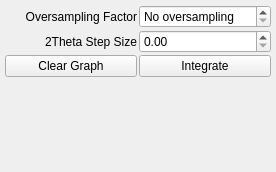
Qt form source/qxrdintegratordialog.ui (guyjennings/qxrd) before a commit.
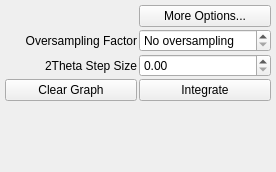
The same form after that commit. Custom widgets are drawn as their Qt base class.

Commit message: Added 'More Options...' buttons to various tool palettes

Diff of the .ui file:
```diff
--- a/source/qxrdintegratordialog.ui
+++ b/source/qxrdintegratordialog.ui
@@ -27,14 +27,14 @@
     <property name="spacing">
      <number>2</number>
     </property>
-    <item row="2" column="1">
+    <item row="3" column="1">
      <widget class="QPushButton" name="m_IntegrateButton">
       <property name="text">
        <string>Integrate</string>
       </property>
      </widget>
     </item>
-    <item row="3" column="0" colspan="2">
+    <item row="4" column="0" colspan="2">
      <spacer name="verticalSpacer">
       <property name="orientation">
        <enum>Qt::Vertical</enum>
@@ -47,7 +47,7 @@
       </property>
      </spacer>
     </item>
-    <item row="0" column="0">
+    <item row="1" column="0">
      <widget class="QLabel" name="label">
       <property name="text">
        <string>Oversampling Factor</string>
@@ -57,7 +57,7 @@
       </property>
      </widget>
     </item>
-    <item row="0" column="1">
+    <item row="1" column="1">
      <widget class="QSpinBox" name="m_OversampleFactor">
       <property name="toolTip">
        <string>Specify oversampling factor for angular integration
@@ -74,14 +74,14 @@
       </property>
      </widget>
     </item>
-    <item row="2" column="0">
+    <item row="3" column="0">
      <widget class="QPushButton" name="m_ClearGraphButton">
       <property name="text">
        <string>Clear Graph</string>
       </property>
      </widget>
     </item>
-    <item row="1" column="1">
+    <item row="2" column="1">
      <widget class="QxrdCenterStepSpinner" name="m_IntegratorStepSize">
       <property name="toolTip">
        <string>2Theta step size for integration
@@ -89,7 +89,7 @@
       </property>
      </widget>
     </item>
-    <item row="1" column="0">
+    <item row="2" column="0">
      <widget class="QLabel" name="label_2">
       <property name="text">
        <string>2Theta Step Size</string>
@@ -99,6 +99,16 @@
       </property>
      </widget>
     </item>
+    <item row="0" column="1">
+     <widget class="QPushButton" name="m_IntegrateOptionsButton">
+      <property name="toolTip">
+       <string>More intergration options</string>
+      </property>
+      <property name="text">
+       <string>More Options...</string>
+      </property>
+     </widget>
+    </item>
    </layout>
   </widget>
  </widget>
```
The commit also changes 5 other files.
